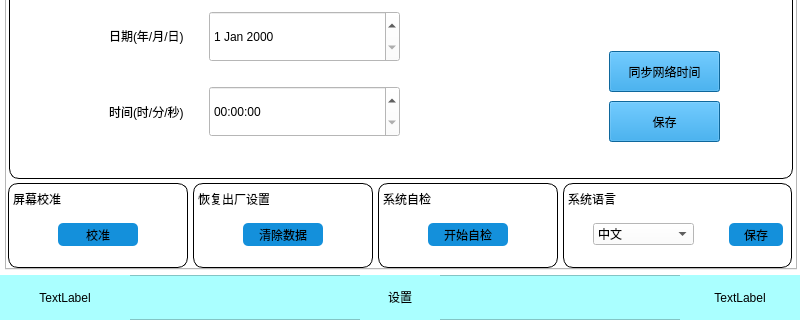
First picture: the form in ui/set_ui.ui, repository 511aj/Linux_pyqt_CCD, before the edit; both pictures show x 0 to 800 and y 160 to 480 of the 800 by 480 pixel window.
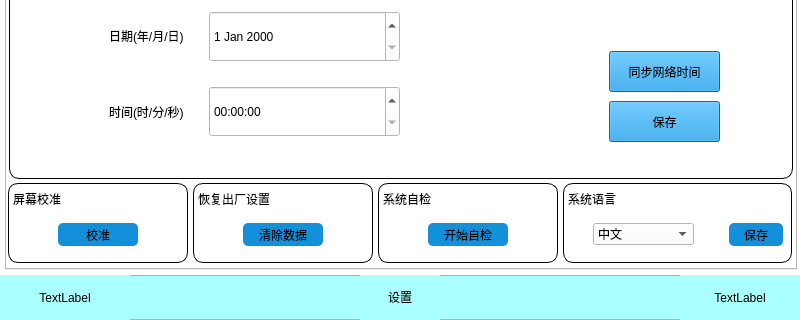
Second picture: the form after the edit. The open tabs and pages were chosen to show the change. Icons and pictures are not drawn.

The edit to the form file:
```diff
--- a/ui/set_ui.ui
+++ b/ui/set_ui.ui
@@ -335,7 +335,7 @@
        <x>1</x>
        <y>234</y>
        <width>180</width>
-       <height>85</height>
+       <height>80</height>
       </rect>
      </property>
      <property name="styleSheet">
@@ -397,7 +397,7 @@
        <x>186</x>
        <y>234</y>
        <width>180</width>
-       <height>85</height>
+       <height>80</height>
       </rect>
      </property>
      <property name="styleSheet">
@@ -460,7 +460,7 @@
        <x>371</x>
        <y>234</y>
        <width>180</width>
-       <height>85</height>
+       <height>80</height>
       </rect>
      </property>
      <property name="styleSheet">
@@ -523,7 +523,7 @@
        <x>556</x>
        <y>234</y>
        <width>229</width>
-       <height>85</height>
+       <height>80</height>
       </rect>
      </property>
      <property name="styleSheet">
```
Left out of the diff: 4 changed lines with no effect on the pictures.
